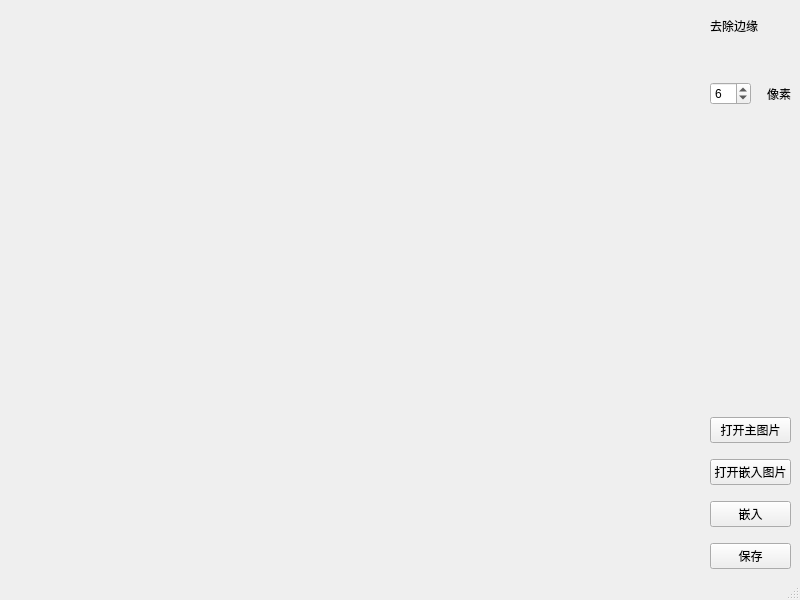
Old version of the form src/ui.ui in the repository xiekai-mc/DetailEmbed.
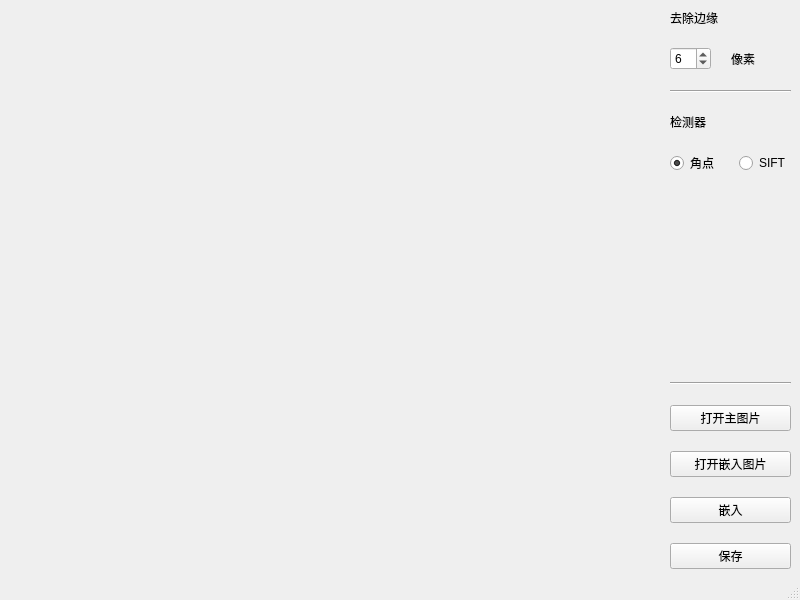
New version of the form.

What changed in the file:
```diff
--- a/src/ui.ui
+++ b/src/ui.ui
@@ -17,9 +17,9 @@
    <property name="autoFillBackground">
     <bool>false</bool>
    </property>
-   <layout class="QHBoxLayout" name="horizontalLayout_3" stretch="9,0">
+   <layout class="QHBoxLayout" name="horizontalLayout_3" stretch="20,0">
     <property name="spacing">
-     <number>9</number>
+     <number>20</number>
     </property>
     <item>
      <widget class="QLabel" name="label">
@@ -29,10 +29,7 @@
      </widget>
     </item>
     <item>
-     <layout class="QVBoxLayout" name="verticalLayout_2" stretch="1,2,8,2,2,2,2">
-      <property name="spacing">
-       <number>16</number>
-      </property>
+     <layout class="QVBoxLayout" name="verticalLayout">
       <item>
        <widget class="QLabel" name="label_2">
         <property name="text">
@@ -64,6 +61,50 @@
         </item>
        </layout>
       </item>
+      <item>
+       <widget class="Line" name="line">
+        <property name="orientation">
+         <enum>Qt::Horizontal</enum>
+        </property>
+       </widget>
+      </item>
+      <item>
+       <widget class="QLabel" name="label_4">
+        <property name="text">
+         <string>检测器</string>
+        </property>
+       </widget>
+      </item>
+      <item>
+       <layout class="QHBoxLayout" name="horizontalLayout">
+        <item>
+         <widget class="QRadioButton" name="radioButton">
+          <property name="text">
+           <string>角点</string>
+          </property>
+          <property name="checked">
+           <bool>true</bool>
+          </property>
+          <attribute name="buttonGroup">
+           <string notr="true">buttonGroup</string>
+          </attribute>
+         </widget>
+        </item>
+        <item>
+         <widget class="QRadioButton" name="radioButton_2">
+          <property name="text">
+           <string>SIFT</string>
+          </property>
+          <property name="checked">
+           <bool>false</bool>
+          </property>
+          <attribute name="buttonGroup">
+           <string notr="true">buttonGroup</string>
+          </attribute>
+         </widget>
+        </item>
+       </layout>
+      </item>
       <item>
        <spacer name="verticalSpacer">
         <property name="orientation">
@@ -77,6 +118,13 @@
         </property>
        </spacer>
       </item>
+      <item>
+       <widget class="Line" name="line_2">
+        <property name="orientation">
+         <enum>Qt::Horizontal</enum>
+        </property>
+       </widget>
+      </item>
       <item>
        <widget class="QPushButton" name="pushButton_5">
         <property name="text">
```
Left out of the diff: 3 changed lines with no effect on the pictures.
